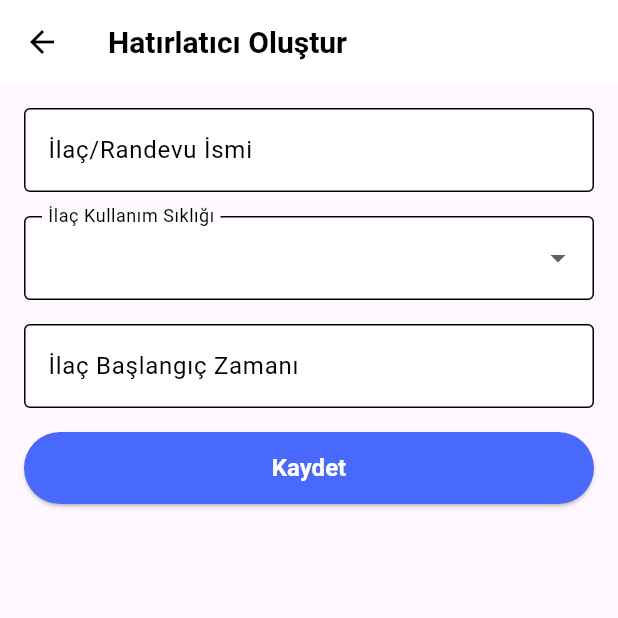
After one commit to fahricandurucan/dementia_care_companion_fl, a Flutter app: the screen it shows after launch, after a tap on "Hatırlatıcı", on a phone screen of 412 x 824 dp, the top half of it. The commit adds this screen. Run offline on Flutter 3.47's test engine with Material 3 defaults, Android fonts, the phone set to English and light mode, and no system bars; our stand-ins replace awesome_notifications, get.

Commit message:
some page are created and notifications are added to project

```diff
--- a/lib/main.dart
+++ b/lib/main.dart
@@ -1,8 +1,14 @@
 import 'package:dementia_care_companion_fl/screens/homepage.dart';
 import 'package:dementia_care_companion_fl/themes/app_themes.dart';
 import 'package:flutter/material.dart';
+import 'package:get/get.dart';
 
-void main() {
+import 'notification/notification_service.dart';
+
+void main() async {
+  WidgetsFlutterBinding.ensureInitialized();
+  await NotificationService.initializeNotification();
+
   runApp(const MyApp());
 }
 
@@ -11,7 +17,7 @@ class MyApp extends StatelessWidget {
 
   @override
   Widget build(BuildContext context) {
-    return MaterialApp(
+    return GetMaterialApp(
         debugShowCheckedModeBanner: false,
         title: 'Flutter Demo',
         theme: AppTheme.lightTheme,
--- /dev/null
+++ b/lib/models/reminder.dart
@@ -0,0 +1,8 @@
+import 'package:flutter/material.dart';
+
+class Reminder {
+  final String title;
+  final TimeOfDay time;
+
+  Reminder({required this.title, required this.time});
+}
--- /dev/null
+++ b/lib/notification/notification_service.dart
@@ -0,0 +1,116 @@
+import 'package:awesome_notifications/awesome_notifications.dart';
+import 'package:flutter/material.dart';
+
+class NotificationService {
+  // QuoteDisplayPageController quoteDisplayPageController = Get.find<QuoteDisplayPageController>();
+
+  static Future<void> initializeNotification() async {
+    await AwesomeNotifications().initialize(
+      null,
+      [
+        NotificationChannel(
+          channelGroupKey: "high_importance_channel",
+          channelKey: "high_importance_channel",
+          channelName: "Basic notifications",
+          channelDescription: "Notification channel for basic tests",
+          defaultColor: Colors.pink,
+          ledColor: Colors.yellow,
+          importance: NotificationImportance.Max,
+          channelShowBadge: true,
+          onlyAlertOnce: true,
+          playSound: true,
+          criticalAlerts: true,
+        )
+      ],
+      channelGroups: [
+        NotificationChannelGroup(
+          channelGroupKey: "high_importance_channel_group",
+          channelGroupName: "Group 1",
+        )
+      ],
+      debug: true,
+    );
+
+    await AwesomeNotifications().isNotificationAllowed().then(
+      (isAllowed) async {
+        if (!isAllowed) {
+          await AwesomeNotifications().requestPermissionToSendNotifications();
+        }
+      },
+    );
+
+    await AwesomeNotifications().setListeners(
+      onActionReceivedMethod: onActionReceivedMethod,
+      onNotificationCreatedMethod: onNotificationCreatedMethod,
+      onNotificationDisplayedMethod: onNotificationDisplayedMethod,
+      onDismissActionReceivedMethod: onDismissActionReceivedMethod,
+    );
+  }
+
+  // use this method to detect when a new notification or schedule is created
+  static Future<void> onNotificationCreatedMethod(ReceivedNotification receivedNotification) async {
+    debugPrint("onNotificationCreatedMethod");
+  }
+
+  static Future<void> onNotificationDisplayedMethod(
+      ReceivedNotification receivedNotification) async {
+    debugPrint("onNotificationDisplayedMethod");
+  }
+
+  static Future<void> onDismissActionReceivedMethod(ReceivedAction receivedAction) async {
+    debugPrint("onDismissActionReceivedMethod");
+  }
+
+  static Future<void> onActionReceivedMethod(ReceivedAction receivedAction) async {
+    // QuoteDisplayPageController quoteDisplayPageController = Get.find<QuoteDisplayPageController>();
+
+    // String selectedEmotion = receivedAction.payload?["emotion"] ?? "";
+    // if (selectedEmotion.isNotEmpty) {
+    //   if (receivedAction.buttonKeyPressed == "CHANGE_EMOTION_KEY") {
+    //     Get.back();
+    //   } else if (receivedAction.buttonKeyPressed == "GET_NEW_QUOTE_KEY") {
+    //     quoteDisplayPageController.fetchQuote(selectedEmotion);
+    //     Get.to(QuoteDisplayPage());
+    //   }
+    // }
+  }
+
+  static Future<void> showNotification({
+    required final String title,
+    required final String body,
+    final String? summary,
+    final Map<String, String>? payload,
+    final ActionType actionType = ActionType.Default,
+    final NotificationLayout notificationLayout = NotificationLayout.Default,
+    final NotificationCategory? category,
+    final String? bigPicture,
+    final List<NotificationActionButton>? actionButtons,
+    final bool schedule = false,
+    final int? interval,
+  }) async {
+    assert(!schedule || (schedule && interval != null));
+
+    await AwesomeNotifications().createNotification(
+      content: NotificationContent(
+        id: -1,
+        channelKey: "high_importance_channel",
+        title: title,
+        body: body,
+        actionType: actionType,
+        notificationLayout: notificationLayout,
+        summary: summary,
+        category: category,
+        payload: payload,
+        bigPicture: bigPicture,
+      ),
+      actionButtons: actionButtons,
+      schedule: schedule
+          ? NotificationInterval(
+              interval: interval,
+              timeZone: await AwesomeNotifications().getLocalTimeZoneIdentifier(),
+              preciseAlarm: true,
+            )
+          : null,
+    );
+  }
+}
--- a/lib/screens/homepage.dart
+++ b/lib/screens/homepage.dart
@@ -1,5 +1,8 @@
+import 'package:dementia_care_companion_fl/screens/menu_page.dart';
+import 'package:dementia_care_companion_fl/screens/reminder_page.dart';
 import 'package:dementia_care_companion_fl/utils/app_colors.dart';
 import 'package:flutter/material.dart';
+import 'package:get/get.dart';
 
 class Homepage extends StatelessWidget {
   const Homepage({super.key});
@@ -16,24 +19,11 @@ class Homepage extends StatelessWidget {
           Row(
             mainAxisAlignment: MainAxisAlignment.center,
             children: [
-              Container(
-                height: 150,
-                width: 150,
-                alignment: Alignment.center,
-                decoration: BoxDecoration(
-                  boxShadow: [
-                    BoxShadow(
-                      color: Colors.black.withOpacity(0.2),
-                      spreadRadius: 5,
-                      blurRadius: 7,
-                      offset: const Offset(0, 3),
-                    ),
-                  ],
-                  color: AppColors.instance.primaryColor,
-                  shape: BoxShape.circle,
-                ),
-                child: Text("Menü", style: TextStyle(color: AppColors.instance.white)),
-              ),
+              GestureDetector(
+                  onTap: () {
+                    Get.to(const MenuPage());
+                  },
+                  child: circularWidget("Menü")),
             ],
           ),
           const SizedBox(
@@ -42,52 +32,40 @@ class Homepage extends StatelessWidget {
           Row(
             mainAxisAlignment: MainAxisAlignment.center,
             children: [
-              Container(
-                height: 150,
-                width: 150,
-                alignment: Alignment.center,
-                decoration: BoxDecoration(
-                  boxShadow: [
-                    BoxShadow(
-                      color: Colors.black.withOpacity(0.2),
-                      spreadRadius: 5,
-                      blurRadius: 7,
-                      offset: const Offset(0, 3),
-                    ),
-                  ],
-                  color: AppColors.instance.primaryColor,
-                  shape: BoxShape.circle,
-                ),
-                child: Text(
-                  "Hatırlatıcı",
-                  style: TextStyle(color: AppColors.instance.white),
-                ),
-              ),
+              GestureDetector(
+                  onTap: () {
+                    Get.to(ReminderPage());
+                  },
+                  child: circularWidget("Hatırlatıcı")),
               const SizedBox(
                 width: 16,
               ),
-              Container(
-                height: 150,
-                width: 150,
-                alignment: Alignment.center,
-                decoration: BoxDecoration(
-                  boxShadow: [
-                    BoxShadow(
-                      color: Colors.black.withOpacity(0.2),
-                      spreadRadius: 5,
-                      blurRadius: 7,
-                      offset: const Offset(0, 3),
-                    ),
-                  ],
-                  color: AppColors.instance.primaryColor,
-                  shape: BoxShape.circle,
-                ),
-                child: Text("İletişim", style: TextStyle(color: AppColors.instance.white)),
-              ),
+              circularWidget("İletişim")
             ],
           ),
         ],
       ),
     );
   }
+
+  Widget circularWidget(String text) {
+    return Container(
+      height: 150,
+      width: 150,
+      alignment: Alignment.center,
+      decoration: BoxDecoration(
+        boxShadow: [
+          BoxShadow(
+            color: Colors.black.withOpacity(0.2),
+            spreadRadius: 5,
+            blurRadius: 7,
+            offset: const Offset(0, 3),
+          ),
+        ],
+        color: AppColors.instance.primaryColor,
+        shape: BoxShape.circle,
+      ),
+      child: Text(text, style: TextStyle(color: AppColors.instance.white)),
+    );
+  }
 }
--- /dev/null
+++ b/lib/screens/reminder_page.dart
@@ -0,0 +1,89 @@
+import 'package:dementia_care_companion_fl/utils/app_colors.dart';
+import 'package:flutter/material.dart';
+import 'package:get/get.dart';
+
+import '../controller/reminder_page_controller.dart';
+
+class ReminderPage extends StatelessWidget {
+  final ReminderPageController controller = Get.put(ReminderPageController());
+  final TextEditingController _timeController = TextEditingController();
+
+  ReminderPage({Key? key}) : super(key: key);
+
+  @override
+  Widget build(BuildContext context) {
+    return Scaffold(
+      appBar: AppBar(
+        title: const Text('Hatırlatıcı Oluştur'),
+      ),
+      body: Padding(
+        padding: const EdgeInsets.all(16.0),
+        child: Column(
+          crossAxisAlignment: CrossAxisAlignment.stretch,
+          children: [
+            const TextField(
+              decoration: InputDecoration(
+                labelText: 'İlaç/Randevu İsmi',
+                border: OutlineInputBorder(),
+                filled: true,
+                fillColor: Colors.white,
+              ),
+            ),
+            const SizedBox(height: 16.0),
+            DropdownButtonFormField<String>(
+              value: '2 Saatte 1',
+              decoration: const InputDecoration(
+                labelText: 'İlaç Kullanım Sıklığı',
+                border: OutlineInputBorder(),
+                filled: true,
+                fillColor: Colors.white,
+              ),
+              items: const [
+                DropdownMenuItem(
+                  value: '2 Saatte 1',
+                  child: Text('2 Saatte 1'),
+                ),
+                // Add other medication intervals here
+              ],
+              onChanged: (value) {
+                // Handle medication interval change
+              },
+            ),
+            const SizedBox(height: 16.0),
+            TextField(
+              decoration: const InputDecoration(
+                labelText: 'İlaç Başlangıç Zamanı',
+                border: OutlineInputBorder(),
+                filled: true,
+                fillColor: Colors.white,
+              ),
+              controller: _timeController,
+              readOnly: true,
+              onTap: () async {
+                TimeOfDay? time = await showTimePicker(
+                  context: context,
+                  initialTime: TimeOfDay.now(),
+                );
+                if (time != null) {
+                  _timeController.text = time.format(context);
+                }
+              },
+            ),
+            const SizedBox(height: 16.0),
+            ElevatedButton(
+              onPressed: () {
+                // Save reminder
+                controller.sendNotification();
+              },
+              style: ElevatedButton.styleFrom(
+                foregroundColor: Colors.white,
+                backgroundColor: AppColors.instance.primaryColor, // text color
+              ),
+              child: const Text('Kaydet'),
+            ),
+          ],
+        ),
+      ),
+    );
+  }
+}
```
Also changed, not shown: lib/controller/reminder_page_controller.dart (added, +37 -0 lines), lib/screens/menu_page.dart (added, +50 -0 lines), pubspec.yaml (+8 -0 lines), 7 other files.
